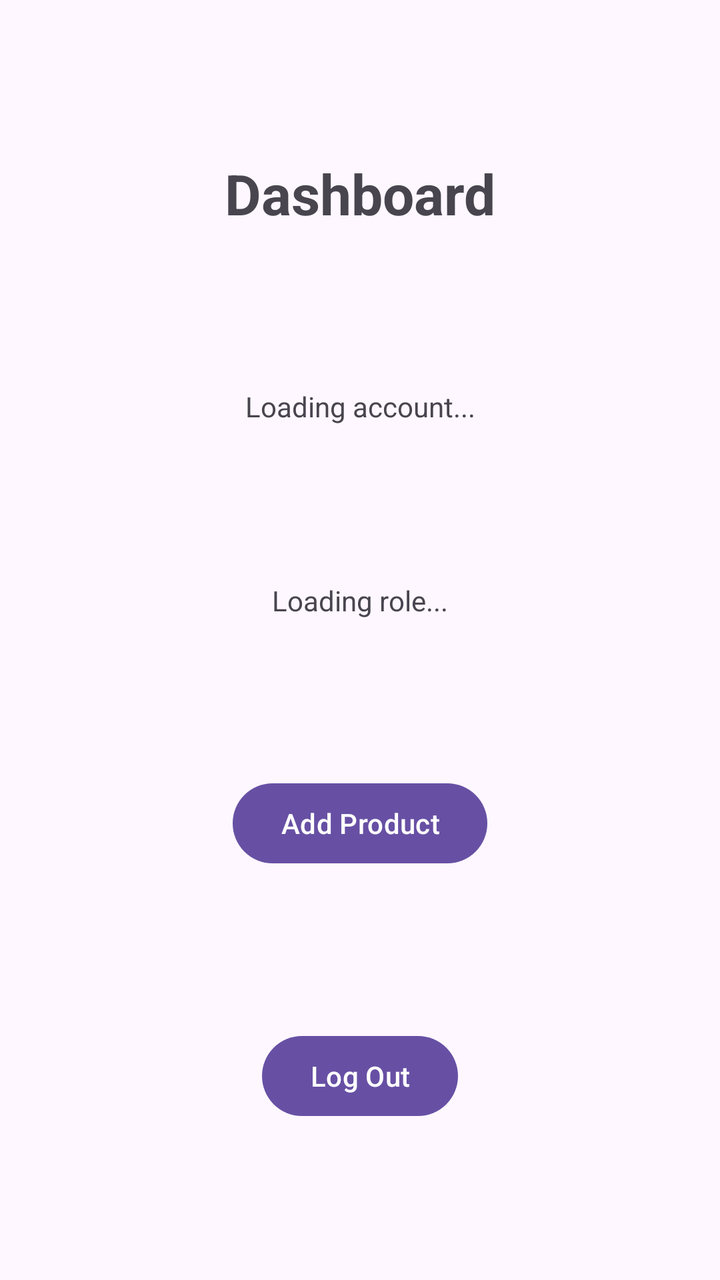
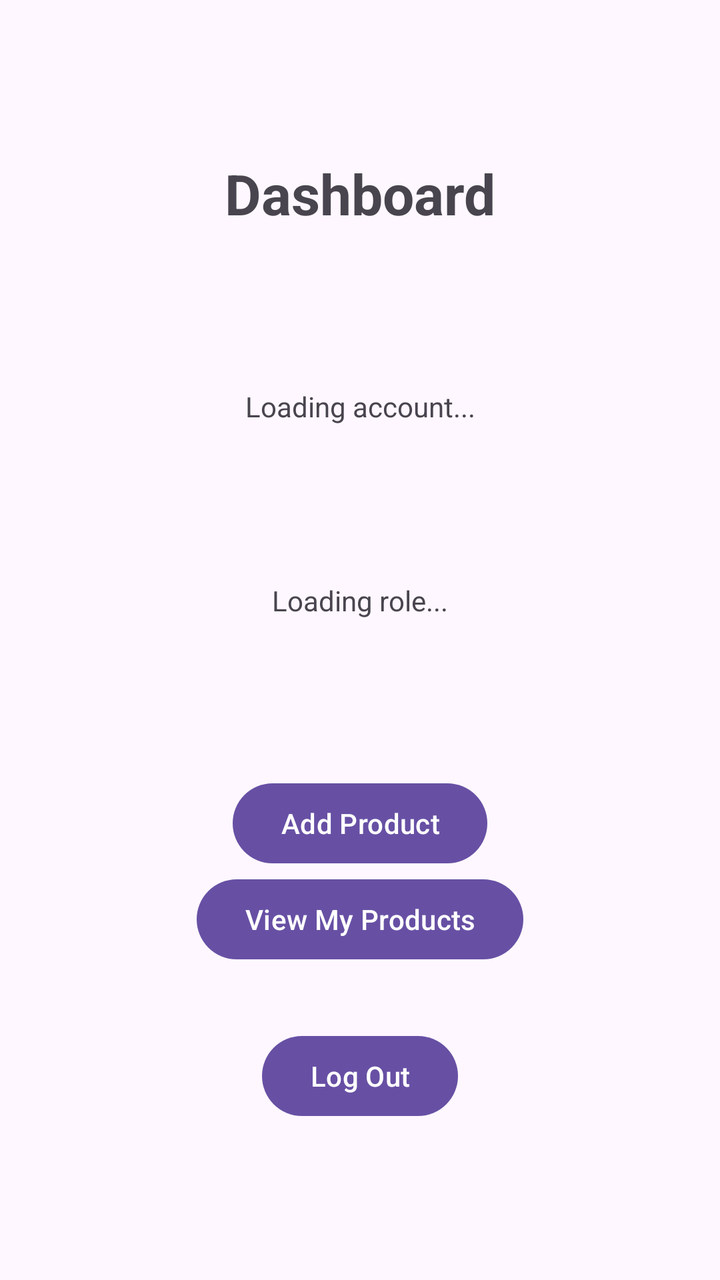

Two renders of the same Android screen: before a commit and after it. Below are the layout's source before the change and the commit's diff.
<!-- AndroidManifest.xml: application theme Theme._3130_grp8_app -->
<!-- res/layout/activity_role_specific_dashboard.xml -->
<?xml version="1.0" encoding="utf-8"?>
<androidx.constraintlayout.widget.ConstraintLayout xmlns:android="http://schemas.android.com/apk/res/android"
    xmlns:app="http://schemas.android.com/apk/res-auto"
    android:id="@+id/roleSelectionMain"
    android:layout_width="match_parent"
    android:layout_height="match_parent">

    <TextView
        android:id="@+id/dashboardTitle"
        android:layout_width="wrap_content"
        android:layout_height="wrap_content"
        android:text="Dashboard"
        android:textSize="28sp"
        android:textStyle="bold"
        app:layout_constraintEnd_toEndOf="parent"
        app:layout_constraintStart_toStartOf="parent"
        app:layout_constraintTop_toTopOf="parent"
        app:layout_constraintBottom_toTopOf="@id/dashboardEmail"/>

    <TextView
        android:id="@+id/dashboardEmail"
        android:layout_width="wrap_content"
        android:layout_height="wrap_content"
        android:text="Loading account..."
        app:layout_constraintEnd_toEndOf="parent"
        app:layout_constraintStart_toStartOf="parent"
        app:layout_constraintTop_toBottomOf="@id/dashboardTitle"
        app:layout_constraintBottom_toTopOf="@id/dashboardRole"/>

    <TextView
        android:id="@+id/dashboardRole"
        android:layout_width="wrap_content"
        android:layout_height="wrap_content"
        android:text="Loading role..."
        app:layout_constraintEnd_toEndOf="parent"
        app:layout_constraintStart_toStartOf="parent"
        app:layout_constraintTop_toBottomOf="@id/dashboardEmail"
        app:layout_constraintBottom_toTopOf="@id/productButton"/>

    <Button
        android:id="@+id/productButton"
        android:layout_width="wrap_content"
        android:layout_height="wrap_content"
        android:text="Add Product"
        app:layout_constraintEnd_toEndOf="parent"
        app:layout_constraintStart_toStartOf="parent"
        app:layout_constraintTop_toBottomOf="@id/dashboardRole"
        app:layout_constraintBottom_toTopOf="@id/logoutButton"/>

    <Button
        android:id="@+id/logoutButton"
        android:layout_width="wrap_content"
        android:layout_height="wrap_content"
        android:text="Log Out"
        app:layout_constraintBottom_toBottomOf="parent"
        app:layout_constraintEnd_toEndOf="parent"
        app:layout_constraintStart_toStartOf="parent"
        app:layout_constraintTop_toBottomOf="@id/productButton"/>

</androidx.constraintlayout.widget.ConstraintLayout>
<!-- resources referenced by this layout -->
<resources>
  <style name="Theme._3130_grp8_app" parent="Base.Theme._3130_grp8_app" />
  <style name="Base.Theme._3130_grp8_app" parent="Theme.Material3.DayNight.NoActionBar">
          
          
      </style>
</resources>

<!-- the commit's change to res/layout/activity_role_specific_dashboard.xml (unified diff, before → after) -->
@@ -48,6 +48,15 @@
         app:layout_constraintBottom_toTopOf="@id/logoutButton"/>
 
     <Button
+        android:id="@+id/viewMyProductsButton"
+        android:layout_width="wrap_content"
+        android:layout_height="wrap_content"
+        android:text="View My Products"
+        app:layout_constraintEnd_toEndOf="parent"
+        app:layout_constraintStart_toStartOf="parent"
+        app:layout_constraintTop_toBottomOf="@id/productButton" />
+
+    <Button
         android:id="@+id/logoutButton"
         android:layout_width="wrap_content"
         android:layout_height="wrap_content"
